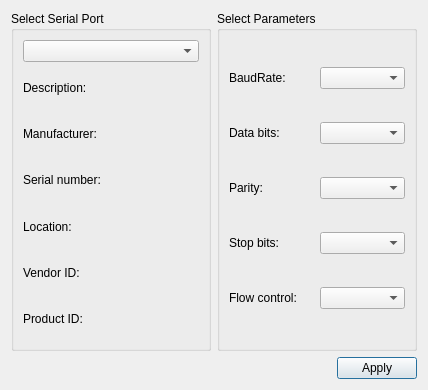
hfansion/RobotCommander, file settingsdialog.ui: the form before one commit.
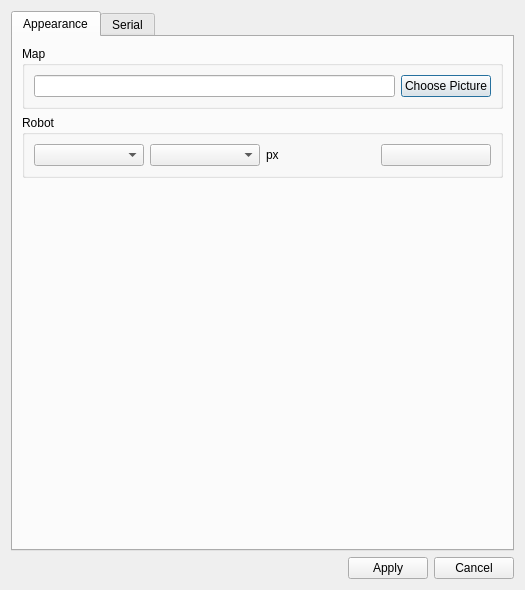
The form after the commit. The open tabs and pages were chosen to show the change.

Commit message: phase 1-2: dev class Compositor, add preferences ui

Patch:
```diff
--- a/settingsdialog.ui
+++ b/settingsdialog.ui
@@ -6,39 +6,147 @@
    <rect>
     <x>0</x>
     <y>0</y>
-    <width>428</width>
-    <height>390</height>
+    <width>525</width>
+    <height>590</height>
    </rect>
   </property>
   <property name="windowTitle">
    <string>Settings</string>
   </property>
-  <layout class="QGridLayout" name="gridLayout_3" rowstretch="1,0">
-   <item row="1" column="0" colspan="2">
-    <layout class="QHBoxLayout" name="horizontalLayout">
+  <layout class="QVBoxLayout" name="verticalLayout">
      <item>
-      <spacer name="horizontalSpacer">
+    <widget class="QTabWidget" name="tabWidget">
+     <property name="currentIndex">
+      <number>1</number>
+     </property>
+     <widget class="QWidget" name="tabAppearance">
+      <attribute name="title">
+       <string>Appearance</string>
+      </attribute>
+      <layout class="QVBoxLayout" name="verticalLayout_2">
+       <item>
+        <widget class="QGroupBox" name="groupBox_MapPic">
+         <property name="title">
+          <string>Map</string>
+         </property>
+         <layout class="QHBoxLayout" name="horizontalLayout_3">
+          <item>
+           <widget class="QLineEdit" name="lineEdit_MapPic"/>
+          </item>
+          <item>
+           <widget class="QPushButton" name="pushButton_MapPic">
+            <property name="text">
+             <string>Choose Picture</string>
+            </property>
+           </widget>
+          </item>
+         </layout>
+        </widget>
+       </item>
+       <item>
+        <widget class="QGroupBox" name="groupBox_RobotPic">
+         <property name="title">
+          <string>Robot</string>
+         </property>
+         <layout class="QHBoxLayout" name="horizontalLayout_4">
+          <item>
+           <widget class="QComboBox" name="comboBox_RP_Shape"/>
+          </item>
+          <item>
+           <widget class="QComboBox" name="comboBox_RP_Size"/>
+          </item>
+          <item>
+           <widget class="QLabel" name="label">
+            <property name="text">
+             <string>px</string>
+            </property>
+           </widget>
+          </item>
+          <item>
+           <widget class="QPushButton" name="pushButton_RP_Color">
+            <property name="text">
+             <string/>
+            </property>
+           </widget>
+          </item>
+         </layout>
+        </widget>
+       </item>
+       <item>
+        <spacer name="verticalSpacer">
        <property name="orientation">
-        <enum>Qt::Horizontal</enum>
+          <enum>Qt::Vertical</enum>
        </property>
        <property name="sizeHint" stdset="0">
         <size>
-         <width>96</width>
-         <height>20</height>
+           <width>20</width>
+           <height>320</height>
         </size>
        </property>
       </spacer>
      </item>
+      </layout>
+     </widget>
+     <widget class="QWidget" name="tabSerial">
+      <attribute name="title">
+       <string>Serial</string>
+      </attribute>
+      <layout class="QHBoxLayout" name="horizontalLayout_2">
      <item>
-      <widget class="QPushButton" name="applyButton">
+        <widget class="QGroupBox" name="selectBox">
+         <property name="title">
+          <string>Select Serial Port</string>
+         </property>
+         <layout class="QGridLayout" name="gridLayout">
+          <item row="0" column="0">
+           <widget class="QComboBox" name="serialPortInfoListBox"/>
+          </item>
+          <item row="1" column="0">
+           <widget class="QLabel" name="descriptionLabel">
        <property name="text">
-        <string>Apply</string>
+             <string>Description:</string>
        </property>
       </widget>
      </item>
-    </layout>
-   </item>
-   <item row="0" column="1">
+          <item row="2" column="0">
+           <widget class="QLabel" name="manufacturerLabel">
+            <property name="text">
+             <string>Manufacturer:</string>
+            </property>
+           </widget>
+          </item>
+          <item row="3" column="0">
+           <widget class="QLabel" name="serialNumberLabel">
+            <property name="text">
+             <string>Serial number:</string>
+            </property>
+           </widget>
+          </item>
+          <item row="4" column="0">
+           <widget class="QLabel" name="locationLabel">
+            <property name="text">
+             <string>Location:</string>
+            </property>
+           </widget>
+          </item>
+          <item row="5" column="0">
+           <widget class="QLabel" name="vidLabel">
+            <property name="text">
+             <string>Vendor ID:</string>
+            </property>
+           </widget>
+          </item>
+          <item row="6" column="0">
+           <widget class="QLabel" name="pidLabel">
+            <property name="text">
+             <string>Product ID:</string>
+            </property>
+           </widget>
+          </item>
+         </layout>
+        </widget>
+       </item>
+       <item>
     <widget class="QGroupBox" name="parametersBox">
      <property name="title">
       <string>Select Parameters</string>
@@ -97,59 +205,40 @@
      </layout>
     </widget>
    </item>
-   <item row="0" column="0">
-    <widget class="QGroupBox" name="selectBox">
-     <property name="title">
-      <string>Select Serial Port</string>
-     </property>
-     <layout class="QGridLayout" name="gridLayout">
-      <item row="0" column="0">
-       <widget class="QComboBox" name="serialPortInfoListBox"/>
-      </item>
-      <item row="1" column="0">
-       <widget class="QLabel" name="descriptionLabel">
-        <property name="text">
-         <string>Description:</string>
-        </property>
-       </widget>
-      </item>
-      <item row="2" column="0">
-       <widget class="QLabel" name="manufacturerLabel">
-        <property name="text">
-         <string>Manufacturer:</string>
-        </property>
-       </widget>
-      </item>
-      <item row="3" column="0">
-       <widget class="QLabel" name="serialNumberLabel">
-        <property name="text">
-         <string>Serial number:</string>
-        </property>
-       </widget>
-      </item>
-      <item row="4" column="0">
-       <widget class="QLabel" name="locationLabel">
-        <property name="text">
-         <string>Location:</string>
-        </property>
-       </widget>
-      </item>
-      <item row="5" column="0">
-       <widget class="QLabel" name="vidLabel">
+      </layout>
+     </widget>
+    </widget>
+   </item>
+   <item>
+    <layout class="QHBoxLayout" name="horizontalLayout">
+     <item>
+      <spacer name="horizontalSpacer">
+       <property name="orientation">
+        <enum>Qt::Horizontal</enum>
+       </property>
+       <property name="sizeHint" stdset="0">
+        <size>
+         <width>96</width>
+         <height>20</height>
+        </size>
+       </property>
+      </spacer>
+     </item>
+     <item>
+      <widget class="QPushButton" name="applyButton">
         <property name="text">
-         <string>Vendor ID:</string>
+        <string>Apply</string>
         </property>
        </widget>
       </item>
-      <item row="6" column="0">
-       <widget class="QLabel" name="pidLabel">
+     <item>
+      <widget class="QPushButton" name="cancelButton">
         <property name="text">
-         <string>Product ID:</string>
+        <string>Cancel</string>
         </property>
        </widget>
       </item>
      </layout>
-    </widget>
    </item>
   </layout>
  </widget>
```
Left out of the diff: 2 changed lines with no effect on the pictures. Lines whose indentation alone changed are shown as unchanged. The commit also changes 10 other files.
